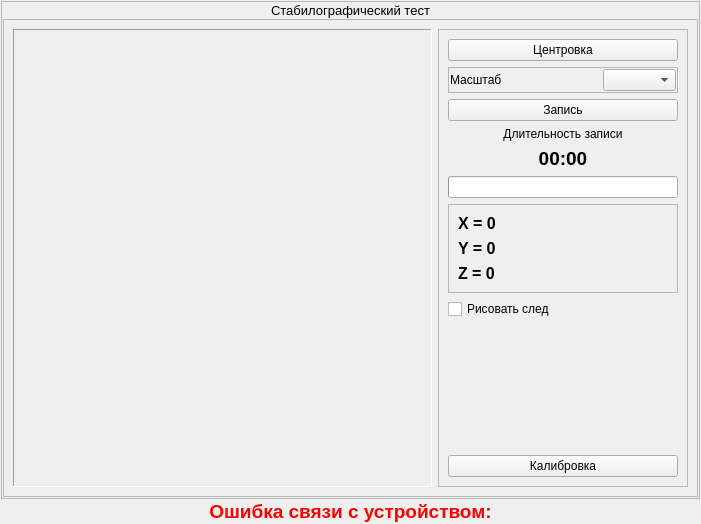
Before: the Qt Designer form metodics/stabtest/stabtestexecute.ui in grigp/a-analyser, drawn with Qt 5.
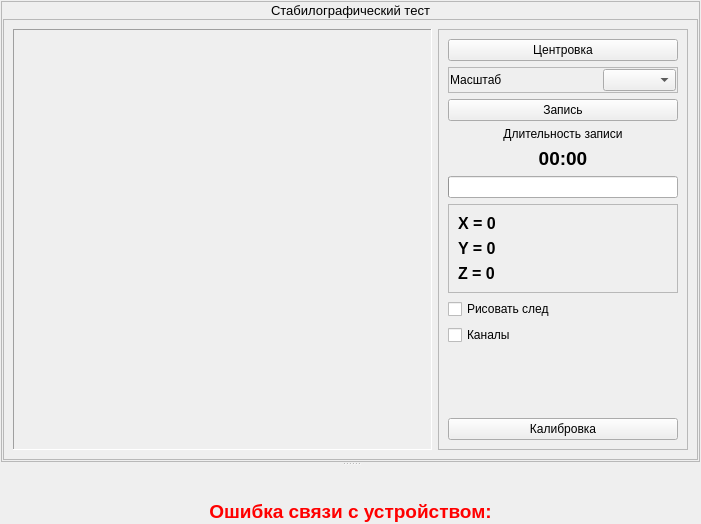
After: the same form once the commit is applied. Icons and pictures are not drawn. Custom widgets are drawn as their Qt base class.

Diff of the .ui file:
```diff
--- a/metodics/stabtest/stabtestexecute.ui
+++ b/metodics/stabtest/stabtestexecute.ui
@@ -15,7 +15,7 @@
   </property>
   <layout class="QVBoxLayout" name="verticalLayout_3">
    <property name="spacing">
-    <number>1</number>
+    <number>2</number>
    </property>
    <property name="leftMargin">
     <number>1</number>
@@ -30,6 +30,10 @@
     <number>1</number>
    </property>
    <item>
+    <widget class="QSplitter" name="splitter">
+     <property name="orientation">
+      <enum>Qt::Vertical</enum>
+     </property>
     <widget class="QFrame" name="frMain">
      <property name="palette">
       <palette>
@@ -384,6 +388,13 @@
               </property>
              </widget>
             </item>
+             <item>
+              <widget class="QCheckBox" name="cbAdvChannels">
+               <property name="text">
+                <string>Каналы</string>
+               </property>
+              </widget>
+             </item>
             <item>
              <spacer name="verticalSpacer">
               <property name="orientation">
@@ -412,6 +423,8 @@
       </item>
      </layout>
     </widget>
+     <widget class="AdvancedChannels" name="wgtAdvChannels" native="true"/>
+    </widget>
    </item>
    <item>
     <widget class="QLabel" name="lblCommunicationError">
@@ -530,6 +543,12 @@
    <header location="global">areaskg.h</header>
    <container>1</container>
   </customwidget>
+  <customwidget>
+   <class>AdvancedChannels</class>
+   <extends>QWidget</extends>
+   <header location="global">advancedchannels.h</header>
+   <container>1</container>
+  </customwidget>
  </customwidgets>
  <resources>
   <include location="../../kernel.qrc"/>
```
Left out of the diff: 44 changed lines with no effect on the pictures. Lines whose indentation alone changed are shown as unchanged.
